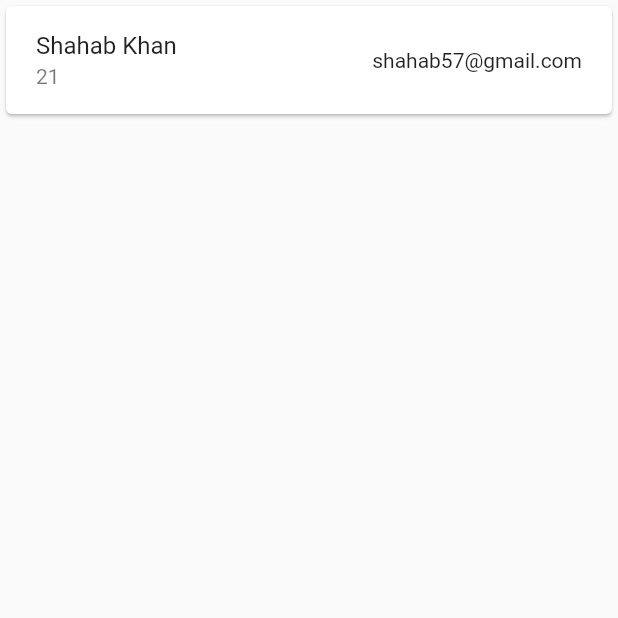
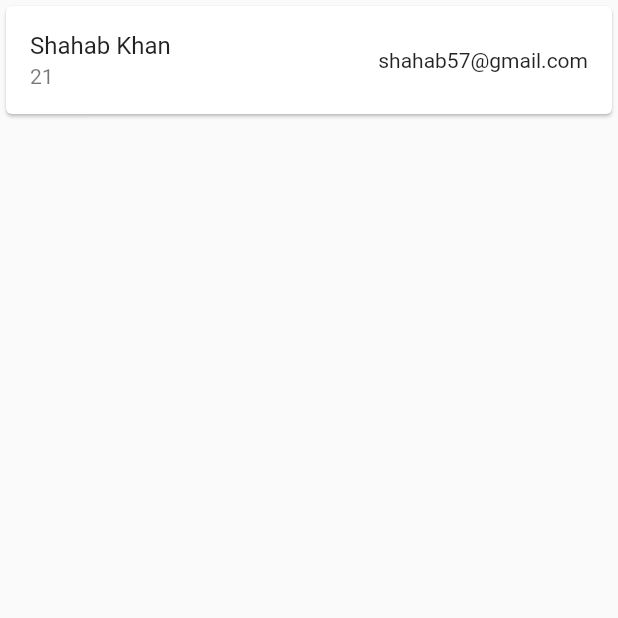
Before and after one commit to Shahabmustafa/flutter_sqflite, a Flutter app: the screen it shows after launch, after a tap on the "add" icon, on a phone screen of 412 x 824 dp, the top half of it. Run offline on Flutter 3.47's test engine with Material 2 defaults, Android fonts, the light colour scheme and no system bars; our stand-ins replace sqflite; accounts and stored records are empty.

Commit message:
Sqflite Crud Opreation Complete

```diff
--- a/lib/db_handler.dart
+++ b/lib/db_handler.dart
@@ -42,6 +42,7 @@ class DBHelper{
         NotesModel.fromMap(e)
     ).toList();
   }
+
   Future<int> Delete(int id)async{
     var dbClient = await db;
     return await dbClient!.delete(
--- a/lib/home_screen.dart
+++ b/lib/home_screen.dart
@@ -66,7 +66,6 @@ class _HomePageState extends State<HomePage> {
                             key: ValueKey<int>(snapshot.data![index].id!),
                             child: Card(
                               child: ListTile(
-                                contentPadding: EdgeInsets.symmetric(horizontal: 20.0),
                                 title: Text(snapshot.data![index].title.toString()),
                                 subtitle: Text(snapshot.data![index].age.toString()),
                                 trailing: Text(snapshot.data![index].email.toString()),
```
